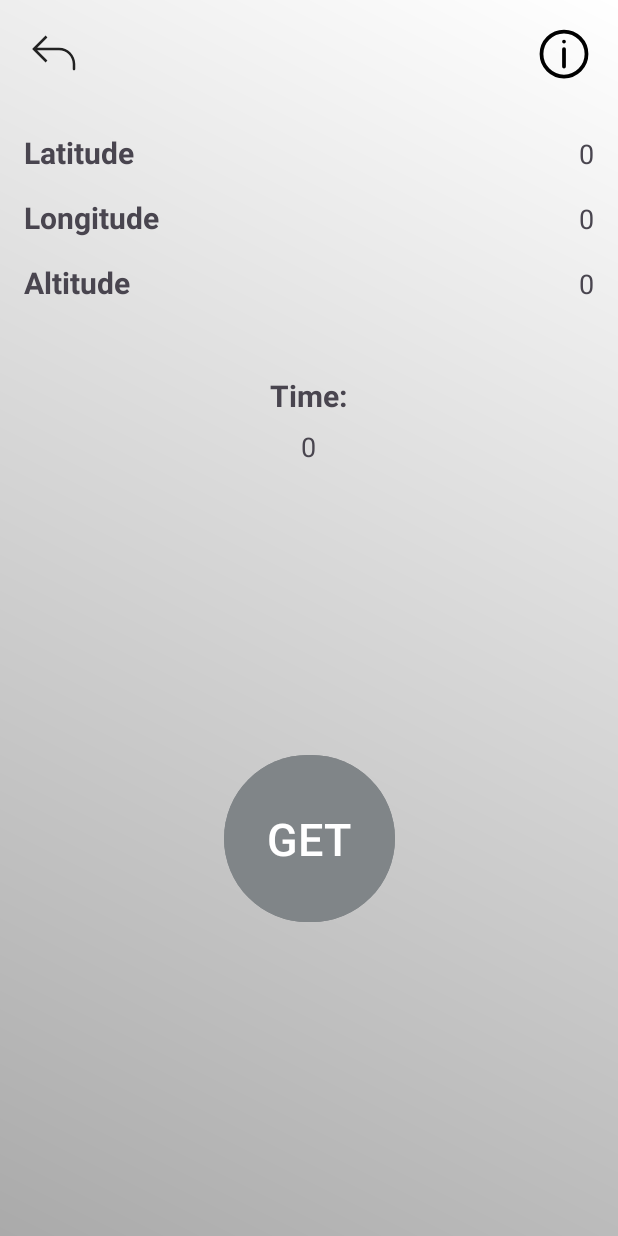
After one commit to vadimpopov1/Visual-Programming, an Android app: the LocationActivity screen opened directly, with no data from a screen before it, on a phone screen of 412 x 824 dp. The commit adds this screen. Run offline under Robolectric (Android 15) with nearby library versions, the phone set to English and light mode, and no system bars.

Commit message:
Created new branch "Location", created simple implementation of location collection

```diff
--- a/app/build.gradle.kts
+++ b/app/build.gradle.kts
@@ -42,7 +42,9 @@ dependencies {
     implementation(libs.material)
     implementation(libs.androidx.activity)
     implementation(libs.androidx.constraintlayout)
+    implementation(libs.play.services.location)
     testImplementation(libs.junit)
     androidTestImplementation(libs.androidx.junit)
     androidTestImplementation(libs.androidx.espresso.core)
+    implementation("com.google.android.gms:play-services-location:21.0.1")
 }
--- a/app/src/main/AndroidManifest.xml
+++ b/app/src/main/AndroidManifest.xml
@@ -1,7 +1,8 @@
 <?xml version="1.0" encoding="utf-8"?>
 <manifest xmlns:android="http://schemas.android.com/apk/res/android"
     xmlns:tools="http://schemas.android.com/tools">
-
+    <uses-permission android:name="android.permission.ACCESS_FINE_LOCATION" />
+    <uses-permission android:name="android.permission.ACCESS_COARSE_LOCATION" />
     <uses-permission android:name="android.permission.MODIFY_AUDIO_SETTINGS" />
 
     <application
@@ -13,6 +14,9 @@
         android:roundIcon="@mipmap/ic_launcher_round"
         android:supportsRtl="true"
         android:theme="@style/Theme.Calculator">
+        <activity
+            android:name=".LocationActivity"
+            android:exported="false" />
         <activity
             android:name=".AudioPlayerActivity"
             android:exported="false" />
--- /dev/null
+++ b/app/src/main/java/com/example/calculator/LocationActivity.kt
@@ -0,0 +1,121 @@
+package com.example.calculator
+
+import android.Manifest
+import android.content.Intent
+import android.content.pm.PackageManager
+import android.location.Location
+import android.os.Bundle
+import android.widget.Button
+import android.widget.ImageView
+import android.widget.TextView
+import android.widget.Toast
+import androidx.appcompat.app.AppCompatActivity
+import androidx.core.app.ActivityCompat
+import com.google.android.gms.location.FusedLocationProviderClient
+import com.google.android.gms.location.LocationServices
+import org.json.JSONArray
+import org.json.JSONObject
+import java.io.File
+import java.io.FileWriter
+import java.text.SimpleDateFormat
+import java.util.*
+
+class LocationActivity : AppCompatActivity() {
+    private lateinit var backButton: ImageView
+    private lateinit var getButton: Button
+    private lateinit var permissionButton: ImageView
+    private lateinit var currentLatitude: TextView
+    private lateinit var currentLongitude: TextView
+    private lateinit var currentAltitude: TextView
+    private lateinit var currentTime: TextView
+    private lateinit var fusedLocationClient: FusedLocationProviderClient
+
+    override fun onCreate(savedInstanceState: Bundle?) {
+        super.onCreate(savedInstanceState)
+        setContentView(R.layout.activity_location)
+
+        backButton = findViewById(R.id.button_back)
+        permissionButton = findViewById(R.id.button_permission)
+        currentLatitude = findViewById(R.id.cur_latitude)
+        currentLongitude = findViewById(R.id.cur_longitude)
+        currentAltitude = findViewById(R.id.cur_atlitude)
+        currentTime = findViewById(R.id.cur_time)
+        getButton = findViewById(R.id.button_get)
+
+        fusedLocationClient = LocationServices.getFusedLocationProviderClient(this)
+
+        backButton.setOnClickListener {
+            val intent = Intent(this, MainMenu::class.java)
+            startActivity(intent)
+        }
+
+        permissionButton.setOnClickListener {
+            requestLocationPermission()
+        }
+
+        getButton.setOnClickListener {
+            getLocation()
+        }
+    }
+
+    private fun requestLocationPermission() {
+        ActivityCompat.requestPermissions(this, arrayOf(Manifest.permission.ACCESS_FINE_LOCATION, Manifest.permission.ACCESS_COARSE_LOCATION),100)
+    }
+
+    override fun onRequestPermissionsResult(
+        requestCode: Int,
+        permissions: Array<out String>,
+        grantResults: IntArray
+    ) {
+        super.onRequestPermissionsResult(requestCode, permissions, grantResults)
+        if(requestCode == 100)
+        {
+            if(grantResults.isNotEmpty() && grantResults[0] == PackageManager.PERMISSION_GRANTED){
+                Toast.makeText(applicationContext, "Разрешения получены.", Toast.LENGTH_SHORT).show()
+                getLocation()
+            } else {
+                Toast.makeText(applicationContext, "Отказано пользователем.", Toast.LENGTH_SHORT).show()
+            }
+        }
+    }
+
+    private fun saveToJson(location: Location) {
+        val file = File(filesDir, "locations_data.json")
+        if (!file.exists()) {
+            file.createNewFile()
+            file.writeText("[]")
+        }
+        val jsonArray = JSONArray(file.readText())
+        val locationObject = JSONObject().apply {
+            put("latitude", location.latitude)
+            put("longitude", location.longitude)
+            put("altitude", location.altitude)
+            put("time", SimpleDateFormat("HH:mm:ss", Locale.getDefault()).format(Date(location.time)))
+        }
+        jsonArray.put(locationObject)
+        FileWriter(file).use {
+            it.write(jsonArray.toString(4))
+        }
+    }
+
+    private fun getLocation() {
+        if (ActivityCompat.checkSelfPermission(this, Manifest.permission.ACCESS_FINE_LOCATION) != PackageManager.PERMISSION_GRANTED && ActivityCompat.checkSelfPermission(this, Manifest.permission.ACCESS_COARSE_LOCATION) != PackageManager.PERMISSION_GRANTED) {
+            requestLocationPermission()
+            return
+        }
+
+        fusedLocationClient.lastLocation.addOnCompleteListener(this) { task -> val location: Location?=task.result
+            if (location != null) {
+                currentLatitude.text = "${location.latitude}"
+                currentLongitude.text = "${location.longitude}"
+                currentAltitude.text = "${location.altitude}"
+                currentTime.text = "${SimpleDateFormat("HH:mm:ss", Locale.getDefault()).format(Date(location.time))}"
+
+                saveToJson(location)
+                Toast.makeText(this, "Данные обновлены", Toast.LENGTH_SHORT).show()
+            } else {
+                Toast.makeText(this, "Местоположение не найдено", Toast.LENGTH_SHORT).show()
+            }
+        }
+    }
+}
--- a/app/src/main/java/com/example/calculator/MainMenu.kt
+++ b/app/src/main/java/com/example/calculator/MainMenu.kt
@@ -25,6 +25,7 @@ class MainMenu : AppCompatActivity() {
         val buttonCalc = findViewById<TextView>(R.id.button_calc)
         val buttonPlayer = findViewById<TextView>(R.id.button_player)
         val buttonExit = findViewById<TextView>(R.id.button_exit)
+        val buttonLocation = findViewById<TextView>(R.id.button_location)
 
         buttonCalc.setOnClickListener {
             startActivity(Intent(this, CalcActivity::class.java))
@@ -34,6 +35,10 @@ class MainMenu : AppCompatActivity() {
             startActivity(Intent(this, AudioPlayerActivity::class.java))
         }
 
+        buttonLocation.setOnClickListener {
+            startActivity(Intent(this, LocationActivity::class.java))
+        }
+
         buttonExit.setOnClickListener {
             finishAffinity()
         }
--- /dev/null
+++ b/app/src/main/res/drawable/button_back.xml
@@ -0,0 +1,10 @@
+<vector xmlns:android="http://schemas.android.com/apk/res/android"
+    android:width="24dp"
+    android:height="24dp"
+    android:viewportWidth="24"
+    android:viewportHeight="24">
+
+    <path
+        android:fillColor="#222222"
+        android:pathData="M4 10L3.64645 10.3536L3.29289 10L3.64645 9.64645L4 10ZM20.5 18C20.5 18.2761 20.2761 18.5 20 18.5C19.7239 18.5 19.5 18.2761 19.5 18L20.5 18ZM8.64645 15.3536L3.64645 10.3536L4.35355 9.64645L9.35355 14.6464L8.64645 15.3536ZM3.64645 9.64645L8.64645 4.64645L9.35355 5.35355L4.35355 10.3536L3.64645 9.64645ZM4 9.5L14 9.5L14 10.5L4 10.5L4 9.5ZM20.5 16L20.5 18L19.5 18L19.5 16L20.5 16ZM14 9.5C17.5898 9.5 20.5 12.4101 20.5 16L19.5 16C19.5 12.9624 17.0376 10.5 14 10.5L14 9.5Z" />
+</vector>
--- /dev/null
+++ b/app/src/main/res/drawable/button_info.xml
@@ -0,0 +1,13 @@
+<vector xmlns:android="http://schemas.android.com/apk/res/android"
+    android:width="24dp"
+    android:height="24dp"
+    android:viewportWidth="24"
+    android:viewportHeight="24">
+
+    <path
+        android:strokeColor="#000000"
+        android:strokeWidth="1.5"
+        android:strokeLineCap="round"
+        android:strokeLineJoin="round"
+        android:pathData="M12 7.01001V7.00002M12 17L12 10M21 12C21 16.9706 16.9706 21 12 21C7.02944 21 3 16.9706 3 12C3 7.02944 7.02944 3 12 3C16.9706 3 21 7.02944 21 12Z" />
+</vector>
--- /dev/null
+++ b/app/src/main/res/drawable/button_location.xml
@@ -0,0 +1,10 @@
+<vector xmlns:android="http://schemas.android.com/apk/res/android"
+    android:width="24dp"
+    android:height="24dp"
+    android:viewportWidth="32"
+    android:viewportHeight="32">
+
+    <path
+        android:fillColor="#000000"
+        android:pathData="M22.912 8.758l-9.786 4.207c-0.177 0.090-0.32 0.233-0.411 0.411l-4.483 9.038c-0.184 0.36-0.117 0.798 0.166 1.087 0.181 0.184 0.426 0.282 0.673 0.282 0.139 0 0.279-0.030 0.41-0.094l9.554-3.968c0.175-0.084 0.32-0.221 0.413-0.391l4.715-9.278c0.201-0.363 0.141-0.813-0.145-1.111-0.288-0.298-0.737-0.371-1.105-0.184zM11.183 20.776l2.719-5.553 2.746 3.437zM18.272 17.488l-2.775-3.473 5.525-2.18zM16 0c-8.836 0-16 7.163-16 16s7.163 16 16 16c8.837 0 16-7.163 16-16s-7.163-16-16-16zM16 30.032c-7.72 0-14-6.312-14-14.032s6.28-14 14-14 14 6.28 14 14-6.28 14.032-14 14.032z" />
+</vector>
--- /dev/null
+++ b/app/src/main/res/layout/activity_location.xml
@@ -0,0 +1,179 @@
+<?xml version="1.0" encoding="utf-8"?>
+<androidx.constraintlayout.widget.ConstraintLayout xmlns:android="http://schemas.android.com/apk/res/android"
+    xmlns:app="http://schemas.android.com/apk/res-auto"
+    xmlns:tools="http://schemas.android.com/tools"
+    android:id="@+id/main"
+    android:layout_width="match_parent"
+    android:layout_height="match_parent"
+    android:background="@drawable/gradient"
+    android:padding="16dp"
+    tools:context=".LocationActivity">
+
+    <androidx.constraintlayout.widget.ConstraintLayout
+        android:id="@+id/top_bar"
+        android:layout_width="0dp"
+        android:layout_height="wrap_content"
+        app:layout_constraintEnd_toEndOf="parent"
+        app:layout_constraintStart_toStartOf="parent"
+        app:layout_constraintTop_toTopOf="parent">
+
+        <ImageView
+            android:id="@+id/button_back"
+            android:layout_width="40dp"
+            android:layout_height="40dp"
+            android:background="@android:color/transparent"
+            android:scaleType="fitCenter"
+            app:layout_constraintStart_toStartOf="parent"
+            app:layout_constraintTop_toTopOf="parent"
+            app:srcCompat="@drawable/button_back" />
+
+        <ImageView
+            android:id="@+id/button_permission"
+            android:layout_width="40dp"
+            android:layout_height="40dp"
+            android:background="@android:color/transparent"
+            android:scaleType="fitCenter"
+            app:layout_constraintEnd_toEndOf="parent"
+            app:layout_constraintTop_toTopOf="parent"
+            app:srcCompat="@drawable/button_info" />
+
+    </androidx.constraintlayout.widget.ConstraintLayout>
+
+    <LinearLayout
+        android:id="@+id/location_container"
+        android:layout_width="0dp"
+        android:layout_height="wrap_content"
+        android:layout_marginTop="32dp"
+        android:orientation="vertical"
+        app:layout_constraintEnd_toEndOf="parent"
+        app:layout_constraintStart_toStartOf="parent"
+        app:layout_constraintTop_toBottomOf="@+id/top_bar">
+
+        <LinearLayout
+            android:layout_width="match_parent"
+            android:layout_height="wrap_content"
+            android:layout_marginBottom="16dp"
+            android:orientation="horizontal">
+
+            <TextView
+                android:id="@+id/latitude"
+                android:layout_width="0dp"
+                android:layout_height="wrap_content"
+                android:layout_weight="1"
+                android:text="Latitude"
+                android:textSize="20sp"
+                android:textStyle="bold" />
+
+            <TextView
+                android:id="@+id/cur_latitude"
+                android:layout_width="0dp"
+                android:layout_height="wrap_content"
+                android:layout_weight="2"
+                android:gravity="end"
+                android:text="0"
+                android:textSize="18sp" />
+
+        </LinearLayout>
+
+        <LinearLayout
+            android:layout_width="match_parent"
+            android:layout_height="wrap_content"
+            android:layout_marginBottom="16dp"
+            android:orientation="horizontal">
+
+            <TextView
+                android:id="@+id/longitude"
+                android:layout_width="0dp"
+                android:layout_height="wrap_content"
+                android:layout_weight="1"
+                android:text="Longitude"
+                android:textSize="20sp"
+                android:textStyle="bold" />
+
+            <TextView
+                android:id="@+id/cur_longitude"
+                android:layout_width="0dp"
+                android:layout_height="wrap_content"
+                android:layout_weight="2"
+                android:gravity="end"
+                android:text="0"
+                android:textSize="18sp" />
+
+        </LinearLayout>
+
+        <LinearLayout
+            android:layout_width="match_parent"
+            android:layout_height="wrap_content"
+            android:layout_marginBottom="16dp"
+            android:orientation="horizontal">
+
+            <TextView
+                android:id="@+id/altidute"
+                android:layout_width="0dp"
+                android:layout_height="wrap_content"
+                android:layout_weight="1"
+                android:text="Altitude"
+                android:textSize="20sp"
+                android:textStyle="bold" />
+
+            <TextView
+                android:id="@+id/cur_atlitude"
+                android:layout_width="0dp"
+                android:layout_height="wrap_content"
+                android:layout_weight="2"
+                android:gravity="end"
+                android:text="0"
+                android:textSize="18sp" />
+
+        </LinearLayout>
+
+    </LinearLayout>
+
+    <LinearLayout
+        android:id="@+id/time_container"
+        android:layout_width="0dp"
+        android:layout_height="wrap_content"
+        android:layout_marginTop="32dp"
+        android:gravity="center"
+        android:orientation="vertical"
+        app:layout_constraintEnd_toEndOf="parent"
+        app:layout_constraintStart_toStartOf="parent"
+        app:layout_constraintTop_toBottomOf="@+id/location_container">
+
+        <TextView
+            android:id="@+id/time"
+            android:layout_width="wrap_content"
+            android:layout_height="wrap_content"
+            android:text="Time:"
+            android:textSize="20sp"
+            android:textStyle="bold" />
+
+        <TextView
+            android:id="@+id/cur_time"
+            android:layout_width="wrap_content"
+            android:layout_height="wrap_content"
+            android:layout_marginTop="8dp"
+            android:text="0"
+            android:textSize="18sp" />
+
+    </LinearLayout>
+
+    <com.google.android.material.button.MaterialButton
+        android:id="@+id/button_get"
+        android:layout_width="0dp"
+        android:layout_height="0dp"
+        android:layout_marginTop="32dp"
+        android:layout_marginBottom="32dp"
+        android:backgroundTint="#808588"
+        android:text="GET"
+        android:textColor="#FFFFFF"
+        android:textSize="30sp"
+        app:cornerRadius="145dp"
+        app:layout_constraintBottom_toBottomOf="parent"
+        app:layout_constraintDimensionRatio="1:1.05"
+        app:layout_constraintEnd_toEndOf="parent"
+        app:layout_constraintStart_toStartOf="parent"
+        app:layout_constraintTop_toBottomOf="@+id/time_container"
+        app:layout_constraintWidth_percent="0.3" />
+
+</androidx.constraintlayout.widget.ConstraintLayout>
--- a/app/src/main/res/layout/activity_main_menu.xml
+++ b/app/src/main/res/layout/activity_main_menu.xml
@@ -28,11 +28,26 @@
         android:id="@+id/button_player"
         android:layout_width="77dp"
         android:layout_height="85dp"
-        android:layout_marginStart="112dp"
+        android:layout_marginStart="116dp"
         android:layout_marginTop="16dp"
         android:backgroundTint="#808588"
         app:cornerRadius="85dp"
         app:icon="@drawable/icn_player"
+        app:iconGravity="textStart"
+        app:iconPadding="0dp"
+        app:iconSize="45dp"
+        app:layout_constraintStart_toStartOf="parent"
+        app:layout_constraintTop_toTopOf="parent" />
+
+    <com.google.android.material.button.MaterialButton
+        android:id="@+id/button_location"
+        android:layout_width="77dp"
+        android:layout_height="85dp"
+        android:layout_marginStart="216dp"
+        android:layout_marginTop="16dp"
+        android:backgroundTint="#808588"
+        app:cornerRadius="85dp"
+        app:icon="@drawable/button_location"
         app:iconGravity="textStart"
         app:iconPadding="0dp"
         app:iconSize="45dp"
--- a/gradle/libs.versions.toml
+++ b/gradle/libs.versions.toml
@@ -9,6 +9,7 @@ appcompat = "1.6.1"
 material = "1.10.0"
 activity = "1.11.0"
 constraintlayout = "2.1.4"
+playServicesLocation = "21.3.0"
 
 [libraries]
 androidx-core-ktx = { group = "androidx.core", name = "core-ktx", version.ref = "coreKtx" }
@@ -19,6 +20,7 @@ androidx-appcompat = { group = "androidx.appcompat", name = "appcompat", version
 material = { group = "com.google.android.material", name = "material", version.ref = "material" }
 androidx-activity = { group = "androidx.activity", name = "activity", version.ref = "activity" }
 androidx-constraintlayout = { group = "androidx.constraintlayout", name = "constraintlayout", version.ref = "constraintlayout" }
+play-services-location = { group = "com.google.android.gms", name = "play-services-location", version.ref = "playServicesLocation" }
 
 [plugins]
 android-application = { id = "com.android.application", version.ref = "agp" }
```
